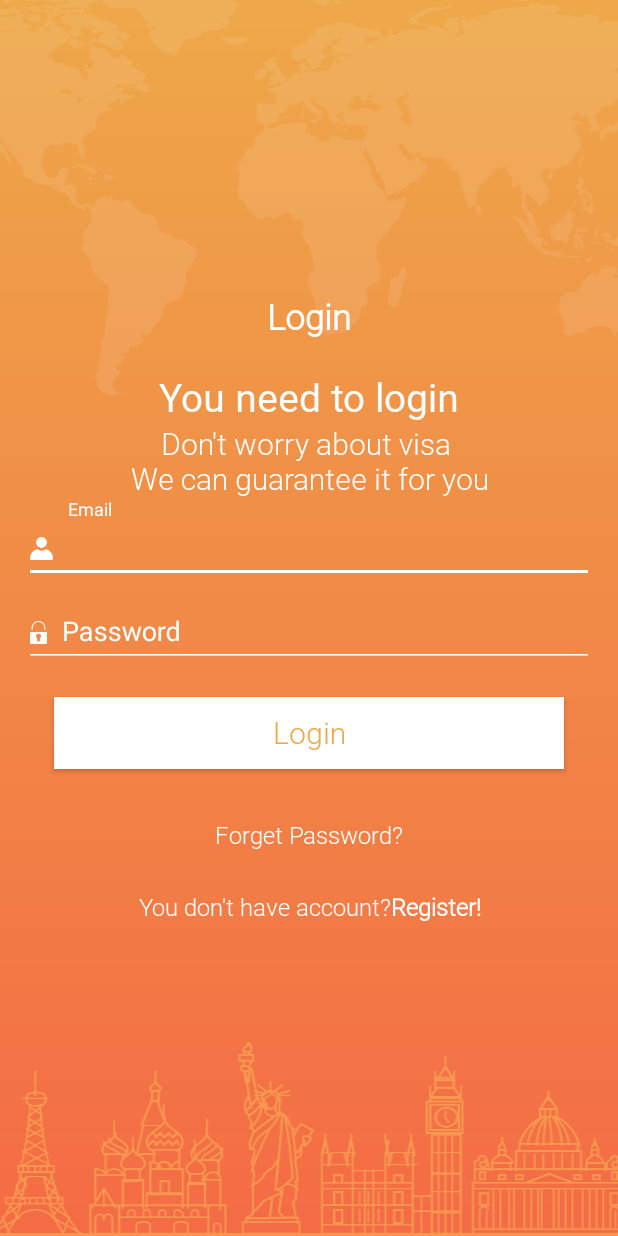
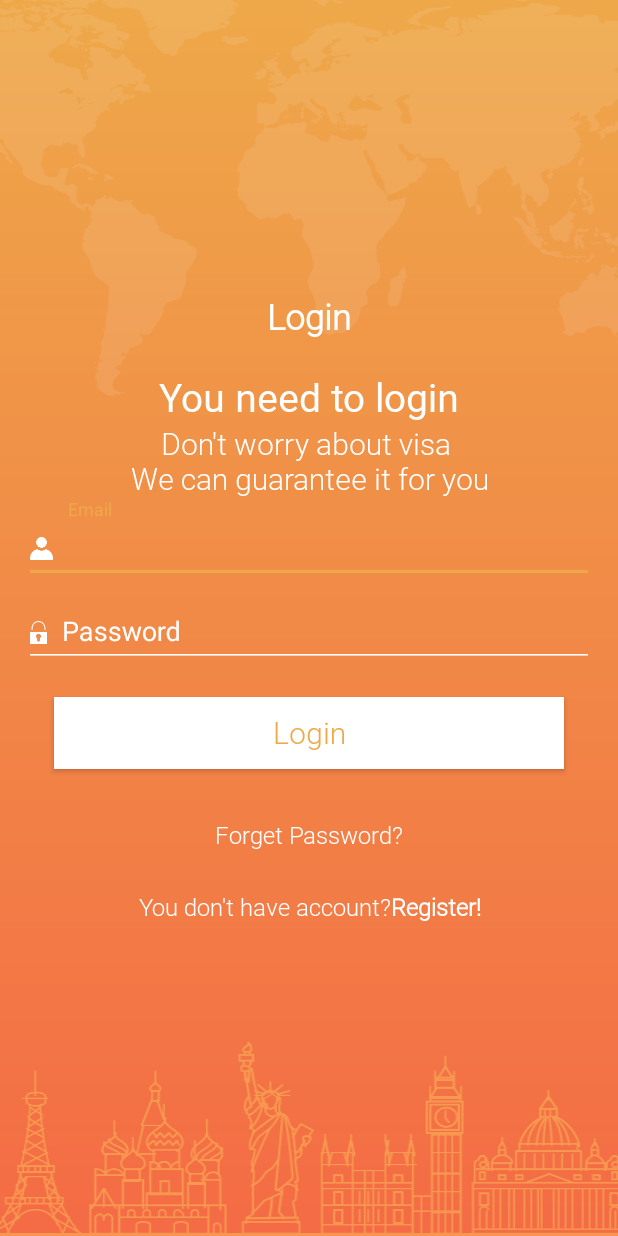
Before and after one commit to emad3020/ProCabTask, an Android app: the LoginActivity screen opened directly, with no data from a screen before it, on a phone screen of 412 x 824 dp. Run offline under Robolectric (Android 15) with nearby library versions, the phone set to English and light mode, and no system bars.

```diff
--- a/app/src/main/res/values/colors.xml
+++ b/app/src/main/res/values/colors.xml
@@ -2,7 +2,7 @@
 <resources>
     <color name="colorPrimary">#f08a47</color>
     <color name="colorPrimaryDark">#da7634</color>
-    <color name="colorAccent">#FFFFFF</color>
+    <color name="colorAccent">#eea849</color>
 
 
     <!-- colors used for gradient background -->
```
Also changed, not shown: app/src/main/res/layout/activity_register.xml (+8 -3 lines).
